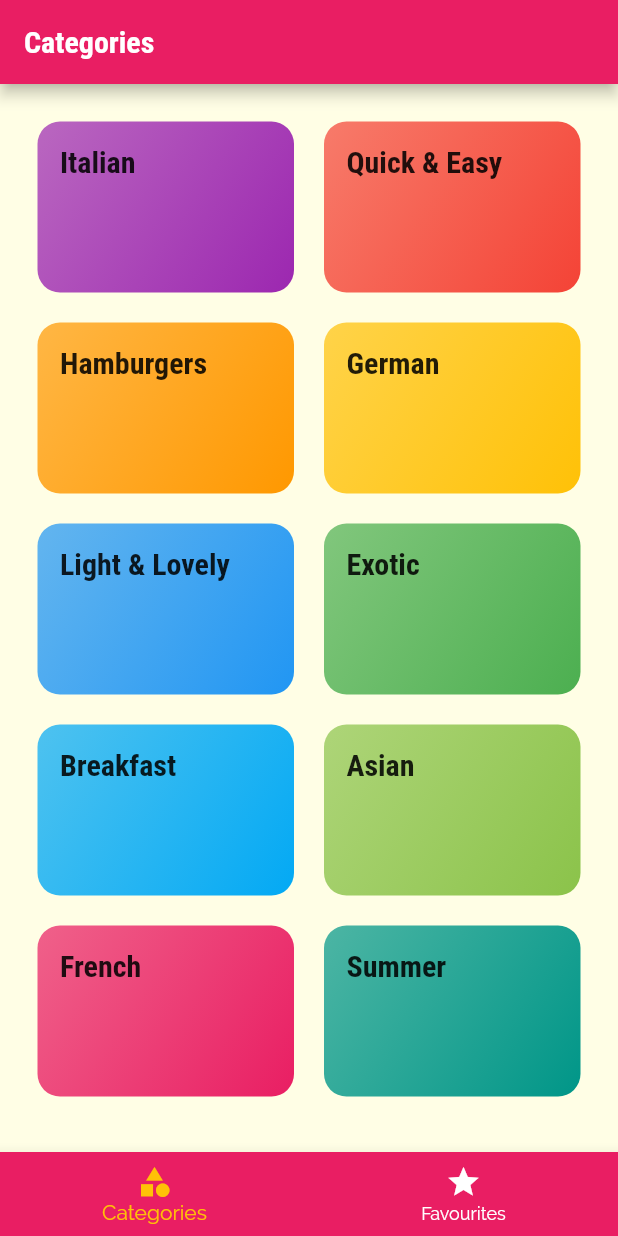
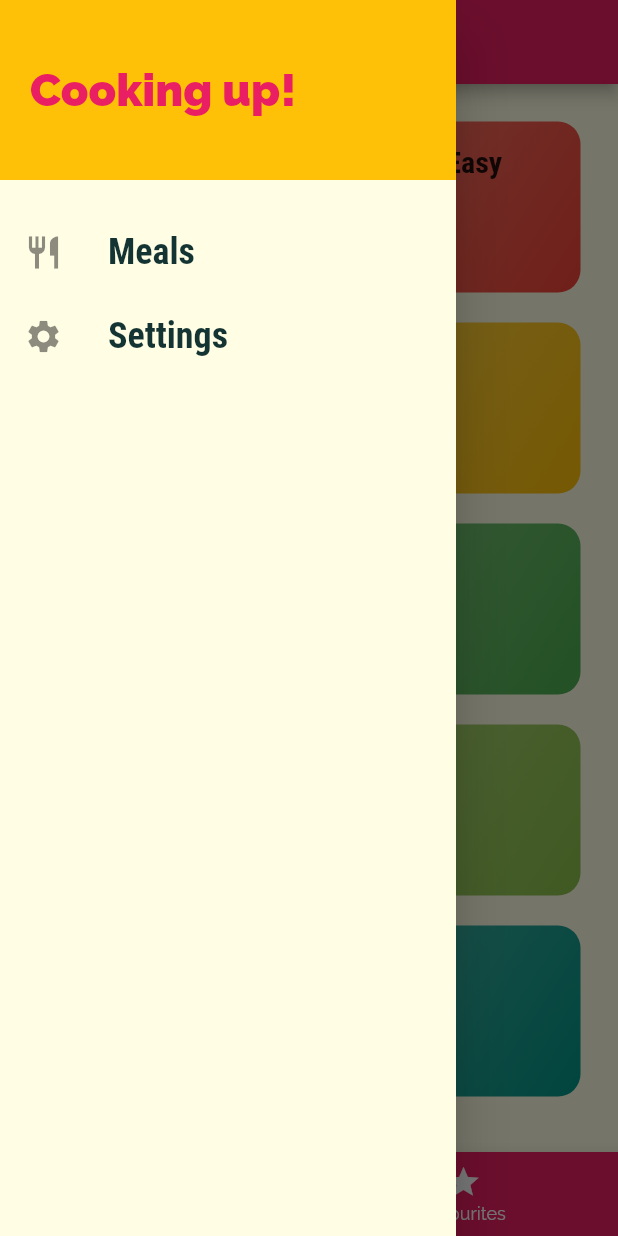
Before and after one commit to koorzenb/meals_app, a Flutter app: the screen it shows after launch, with the side drawer open (before the commit the screen has no drawer), on a phone screen of 412 x 824 dp. Run offline on Flutter 3.47's test engine with Material 2 defaults, Android fonts, the phone set to English and light mode, and no system bars.

Commit message:
Adding a Custom Drawer

```diff
--- a/lib/screens/tabs_screen.dart
+++ b/lib/screens/tabs_screen.dart
@@ -1,4 +1,6 @@
 import 'package:flutter/material.dart';
+
+import '../widgets/main_drawer.dart';
 import './favourites_screen.dart';
 import './categories_screen.dart';
 
@@ -37,6 +39,7 @@ class _TabsScreenState extends State<TabsScreen> {
         appBar: AppBar(
           title: Text(_pages[_selectedPageIndex]['title']),
         ),
+        drawer: MainDrawer(),
         body: _pages[_selectedPageIndex]['page'],
         bottomNavigationBar: BottomNavigationBar(
           onTap: _selectPage,
--- /dev/null
+++ b/lib/widgets/main_drawer.dart
@@ -0,0 +1,53 @@
+import 'dart:ui';
+
+import 'package:flutter/material.dart';
+import 'package:flutter/rendering.dart';
+
+class MainDrawer extends StatelessWidget {
+  _buildListTile(
+    String title,
+    IconData icon,
+  ) {
+    return ListTile(
+      leading: Icon(
+        icon,
+        size: 26,
+      ),
+      title: Text(title,
+          style: TextStyle(
+            fontFamily: 'RobotoCondensed',
+            fontSize: 24,
+            fontWeight: FontWeight.bold,
+          )),
+      onTap: () {},
+    );
+  }
+
+  @override
+  Widget build(BuildContext context) {
+    return Drawer(
+        child: Column(
+      children: [
+        Container(
+          height: 120,
+          width: double.infinity,
+          padding: EdgeInsets.all(20),
+          alignment: Alignment.centerLeft,
+          color: Theme.of(context).colorScheme.secondary,
+          child: Text(
+            'Cooking up!',
+            style: TextStyle(
+                fontWeight: FontWeight.w900,
+                fontSize: 30,
+                color: Theme.of(context).colorScheme.primary),
+          ),
+        ),
+        SizedBox(
+          height: 20,
+        ),
+        _buildListTile('Meals', Icons.restaurant),
+        _buildListTile('Settings', Icons.settings),
+      ],
+    ));
+  }
+}
```
